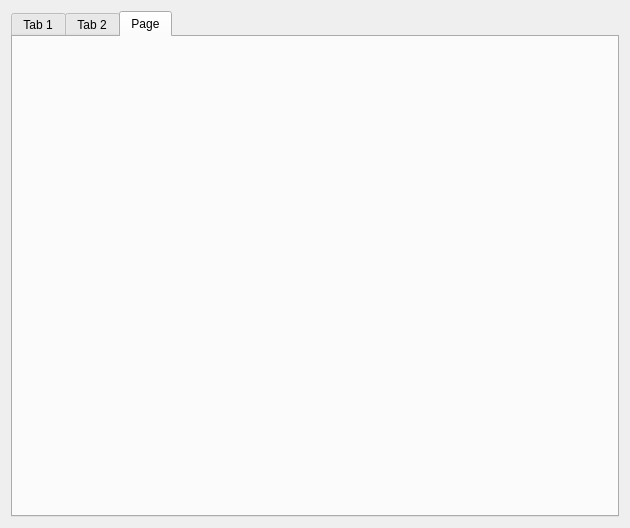
The window that maintasks.ui (xEska1337/To-Do-List) describes before a commit, drawn with Qt 5.
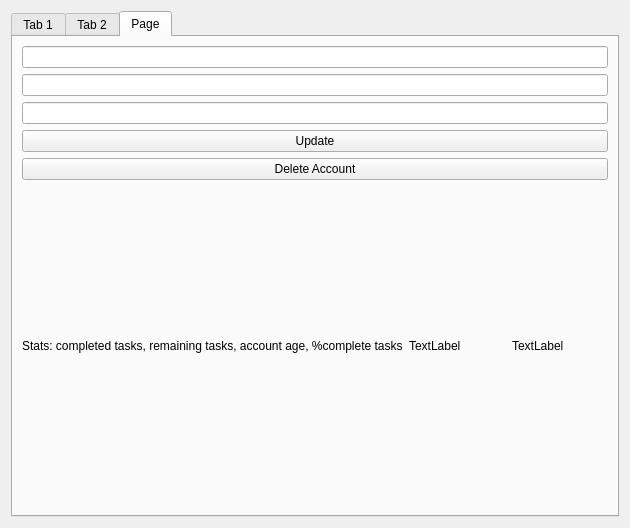
The same window after the commit. The open tabs and pages were chosen to show the change.

Commit message: new account form, pomodoro timer layout, profile tab layout

```diff
--- a/maintasks.ui
+++ b/maintasks.ui
@@ -14,8 +14,11 @@
    <string>To-Do List</string>
   </property>
   <layout class="QGridLayout" name="gridLayout">
-   <item row="0" column="0">
+   <item row="0" column="1">
     <widget class="QTabWidget" name="tabWidget">
+     <property name="currentIndex">
+      <number>0</number>
+     </property>
      <widget class="QWidget" name="tasksTab">
       <attribute name="title">
        <string>Tab 1</string>
@@ -25,11 +28,132 @@
       <attribute name="title">
        <string>Tab 2</string>
       </attribute>
+      <layout class="QGridLayout" name="gridLayout_3">
+       <item row="0" column="0">
+        <layout class="QVBoxLayout" name="verticalLayout_4" stretch="1,4">
+         <item>
+          <layout class="QHBoxLayout" name="horizontalLayout_2">
+           <property name="sizeConstraint">
+            <enum>QLayout::SizeConstraint::SetDefaultConstraint</enum>
+           </property>
+           <item>
+            <widget class="QPushButton" name="pomodoroButton">
+             <property name="text">
+              <string>Pomodoro</string>
+             </property>
+            </widget>
+           </item>
+           <item>
+            <widget class="QPushButton" name="shortBreakButton">
+             <property name="text">
+              <string>Short Break</string>
+             </property>
+            </widget>
+           </item>
+           <item>
+            <widget class="QPushButton" name="longBreakButton">
+             <property name="text">
+              <string>Long Break</string>
+             </property>
+            </widget>
+           </item>
+          </layout>
+         </item>
+         <item>
+          <layout class="QVBoxLayout" name="verticalLayout_3">
+           <item>
+            <widget class="QLCDNumber" name="pomodoroTimer"/>
+           </item>
+           <item>
+            <widget class="QProgressBar" name="pomodoroProgressBar">
+             <property name="value">
+              <number>24</number>
+             </property>
+            </widget>
+           </item>
+           <item>
+            <widget class="QPushButton" name="startPomodoroButton">
+             <property name="text">
+              <string>Start</string>
+             </property>
+            </widget>
+           </item>
+          </layout>
+         </item>
+        </layout>
+       </item>
+      </layout>
      </widget>
      <widget class="QWidget" name="profileTab">
       <attribute name="title">
        <string>Page</string>
       </attribute>
+      <layout class="QGridLayout" name="gridLayout_2">
+       <item row="0" column="0">
+        <layout class="QVBoxLayout" name="verticalLayout">
+         <item>
+          <widget class="QLineEdit" name="profileUsername">
+           <property name="readOnly">
+            <bool>true</bool>
+           </property>
+          </widget>
+         </item>
+         <item>
+          <widget class="QLineEdit" name="profilePassword">
+           <property name="echoMode">
+            <enum>QLineEdit::EchoMode::Password</enum>
+           </property>
+          </widget>
+         </item>
+         <item>
+          <widget class="QLineEdit" name="profilePasswordConfirm">
+           <property name="echoMode">
+            <enum>QLineEdit::EchoMode::Password</enum>
+           </property>
+          </widget>
+         </item>
+         <item>
+          <widget class="QPushButton" name="updatePasswordButton">
+           <property name="text">
+            <string>Update</string>
+           </property>
+          </widget>
+         </item>
+         <item>
+          <widget class="QPushButton" name="removeAccounButton">
+           <property name="text">
+            <string>Delete Account</string>
+           </property>
+          </widget>
+         </item>
+        </layout>
+       </item>
+       <item row="1" column="0">
+        <layout class="QHBoxLayout" name="horizontalLayout">
+         <item>
+          <widget class="QLabel" name="label_3">
+           <property name="text">
+            <string>Stats: completed tasks, remaining tasks, account age, %complete tasks</string>
+           </property>
+          </widget>
+         </item>
+         <item>
+          <widget class="QLabel" name="label_2">
+           <property name="text">
+            <string>TextLabel</string>
+           </property>
+          </widget>
+         </item>
+         <item>
+          <widget class="QLabel" name="label">
+           <property name="text">
+            <string>TextLabel</string>
+           </property>
+          </widget>
+         </item>
+        </layout>
+       </item>
+      </layout>
      </widget>
     </widget>
    </item>
```
The commit also changes 9 other files.
